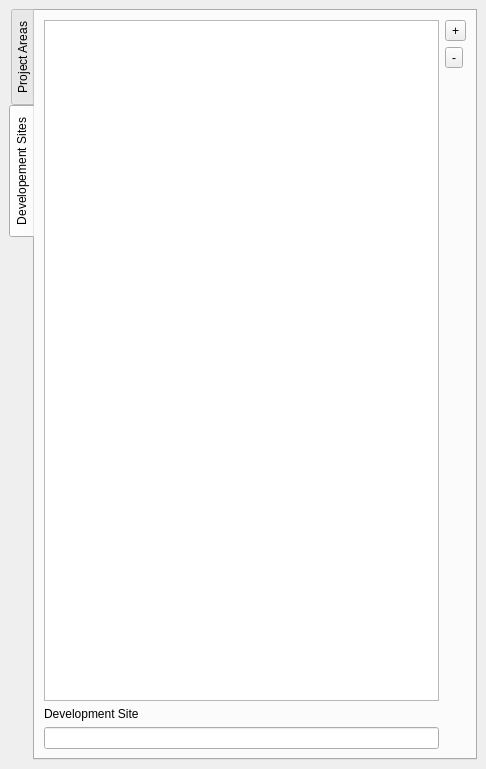
The window that qcity/ui/dockwidget_main.ui (north-road/QCity) describes before a commit, drawn with Qt 5.
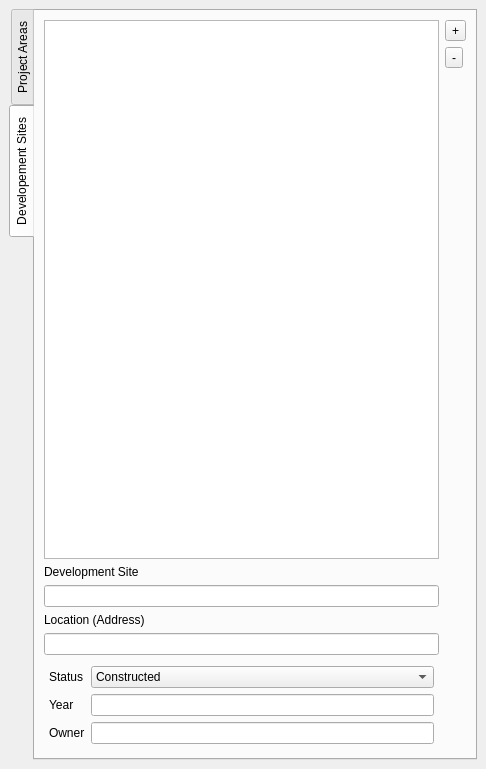
The same window after the commit. The open tabs and pages were chosen to show the change. Custom widgets are drawn as their Qt base class.

Commit message: Implement parameters of development sites

What changed in the file:
```diff
--- a/qcity/ui/dockwidget_main.ui
+++ b/qcity/ui/dockwidget_main.ui
@@ -550,6 +550,13 @@
             </item>
            </layout>
           </item>
+          <item row="9" column="0">
+           <widget class="QLabel" name="label_development_site_address">
+            <property name="text">
+             <string>Location (Address)</string>
+            </property>
+           </widget>
+          </item>
           <item row="7" column="0">
            <widget class="QLabel" name="label_current_developement_site">
             <property name="text">
@@ -563,6 +570,71 @@
           <item row="8" column="0">
            <widget class="QLineEdit" name="lineEdit_current_development_site"/>
           </item>
+          <item row="10" column="0">
+           <widget class="QLineEdit" name="lineEdit_development_site_address"/>
+          </item>
+          <item row="11" column="0">
+           <layout class="QFormLayout" name="formLayout">
+            <property name="leftMargin">
+             <number>5</number>
+            </property>
+            <property name="topMargin">
+             <number>5</number>
+            </property>
+            <property name="rightMargin">
+             <number>5</number>
+            </property>
+            <property name="bottomMargin">
+             <number>5</number>
+            </property>
+            <item row="0" column="0">
+             <widget class="QLabel" name="label_development_site_status">
+              <property name="text">
+               <string>Status</string>
+              </property>
+             </widget>
+            </item>
+            <item row="1" column="1">
+             <widget class="QLineEdit" name="lineEdit_development_site_year"/>
+            </item>
+            <item row="1" column="0">
+             <widget class="QLabel" name="label_development_site_year">
+              <property name="text">
+               <string>Year</string>
+              </property>
+             </widget>
+            </item>
+            <item row="2" column="1">
+             <widget class="QLineEdit" name="lineEdit_development_site_owner"/>
+            </item>
+            <item row="2" column="0">
+             <widget class="QLabel" name="label_development_site_owner">
+              <property name="text">
+               <string>Owner</string>
+              </property>
+             </widget>
+            </item>
+            <item row="0" column="1">
+             <widget class="QComboBox" name="comboBox_development_site_status">
+              <item>
+               <property name="text">
+                <string>Constructed</string>
+               </property>
+              </item>
+              <item>
+               <property name="text">
+                <string>Proposed</string>
+               </property>
+              </item>
+              <item>
+               <property name="text">
+                <string>Modelled</string>
+               </property>
+              </item>
+             </widget>
+            </item>
+           </layout>
+          </item>
          </layout>
         </item>
        </layout>
```
Left out of the diff: 4 changed lines with no effect on the pictures. The commit also changes 5 other files.
